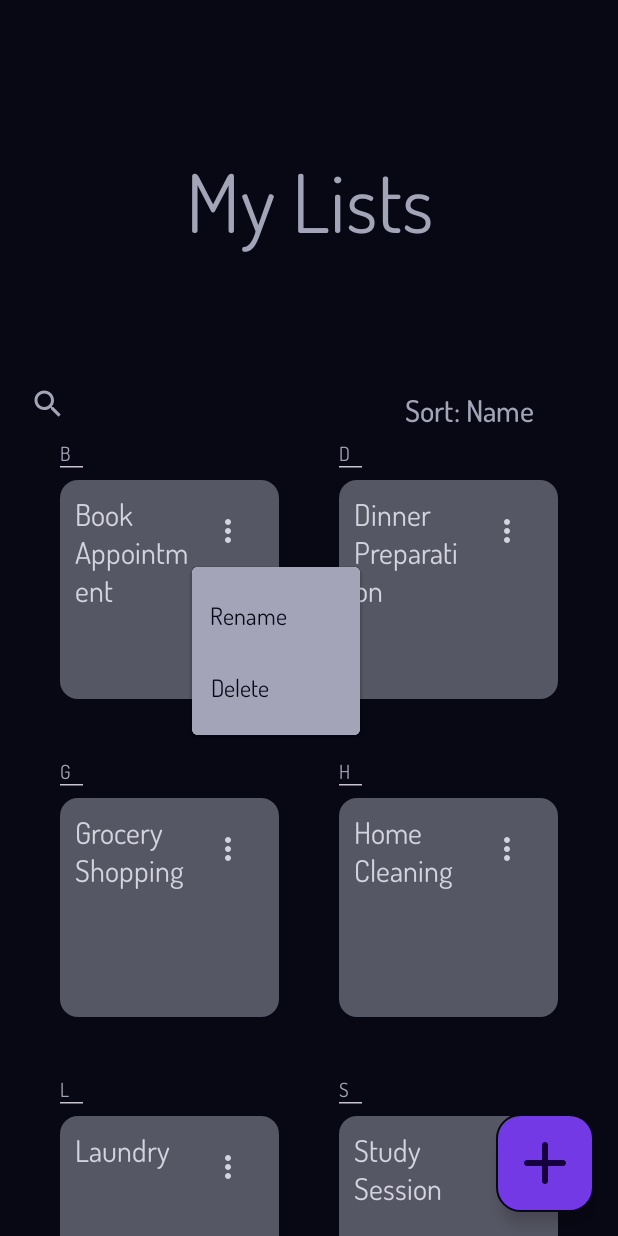
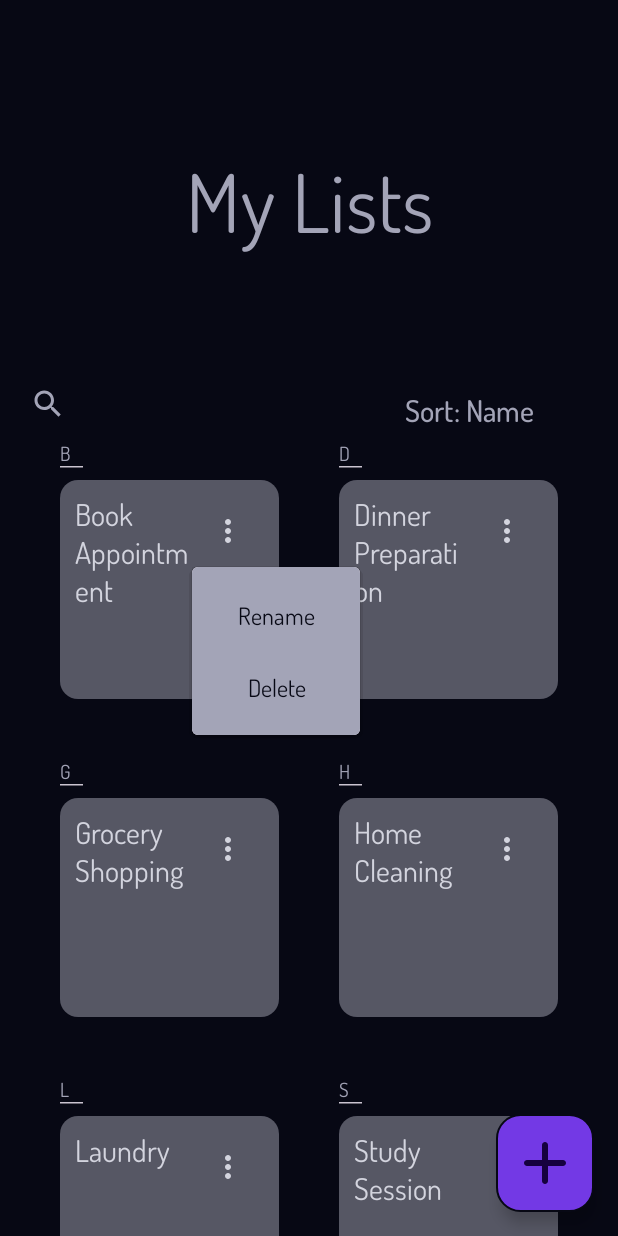
Before and after one commit to TobyNatooor/app-dev-todo, an Android app built with Jetpack Compose: the screen it shows after launch (MainActivity), after a tap on "Settings", on a phone screen of 412 x 824 dp. Run offline under Robolectric (Android 15) with nearby library versions, the phone set to English and light mode, and no system bars; our stand-ins replace Room's generated code; 2 other taps on this screen came first.

Commit message:
Improved DropdownSettingsMenu.kt.

```diff
--- a/app/src/main/java/com/example/todo_app/ui/feature/common/DropdownSettingsMenu.kt
+++ b/app/src/main/java/com/example/todo_app/ui/feature/common/DropdownSettingsMenu.kt
@@ -2,6 +2,7 @@ package com.example.todo_app.ui.feature.common
 
 import androidx.compose.foundation.background
 import androidx.compose.foundation.layout.Box
+import androidx.compose.foundation.layout.fillMaxWidth
 import androidx.compose.material.icons.Icons
 import androidx.compose.material.icons.rounded.MoreVert
 import androidx.compose.material3.DropdownMenu
@@ -24,7 +25,7 @@ import com.example.todo_app.ui.theme.*
 @Composable
 fun DropdownSettingsMenu(
         onRenameClicked: () -> Unit,
-        onDeleteClicked: () -> Unit
+        onDeleteClicked: () -> Unit,
 ) {
     var expanded by remember { mutableStateOf(false) }
     val menuTextStyle = TextStyle(
@@ -68,7 +69,9 @@ fun DropdownSettingsMenu(
                 text = {
                     Text(
                         "Rename",
-                        style = menuTextStyle
+                        style = menuTextStyle,
+                        modifier = Modifier.fillMaxWidth(),
+                        textAlign = TextAlign.Center
                     )
                 },
                 onClick = { expanded = false
@@ -88,7 +91,9 @@ fun DropdownSettingsMenu(
                 text = {
                     Text(
                         "Delete",
-                        style = menuTextStyle
+                        style = menuTextStyle,
+                        modifier = Modifier.fillMaxWidth(),
+                        textAlign = TextAlign.Center
                     )
                 },
                 onClick = { expanded = false
--- a/app/src/main/java/com/example/todo_app/ui/feature/home/HomeScreen.kt
+++ b/app/src/main/java/com/example/todo_app/ui/feature/home/HomeScreen.kt
@@ -31,7 +31,6 @@ fun HomeScreen(
     modifier: Modifier = Modifier,
     db: AppDatabase,
     navController: NavController,
-    appBar: @Composable () -> Unit
 ) {
     val gridState = rememberLazyGridState()
     val viewModel: HomeViewModel = viewModel(
--- a/app/src/main/java/com/example/todo_app/ui/navigation/AppNavigation.kt
+++ b/app/src/main/java/com/example/todo_app/ui/navigation/AppNavigation.kt
@@ -20,7 +20,6 @@ fun AppNavigation(db: AppDatabase) {
             HomeScreen(
                 db = db,
                 navController = navController,
-                appBar = @Composable { AppBar(navController, backButton = false, sortButton = true, searchButton = true) }
             )
         }
         composable(
```
Also changed, not shown: app/src/main/java/com/example/todo_app/ui/navigation/AppBar.kt (+4 -4 lines).
